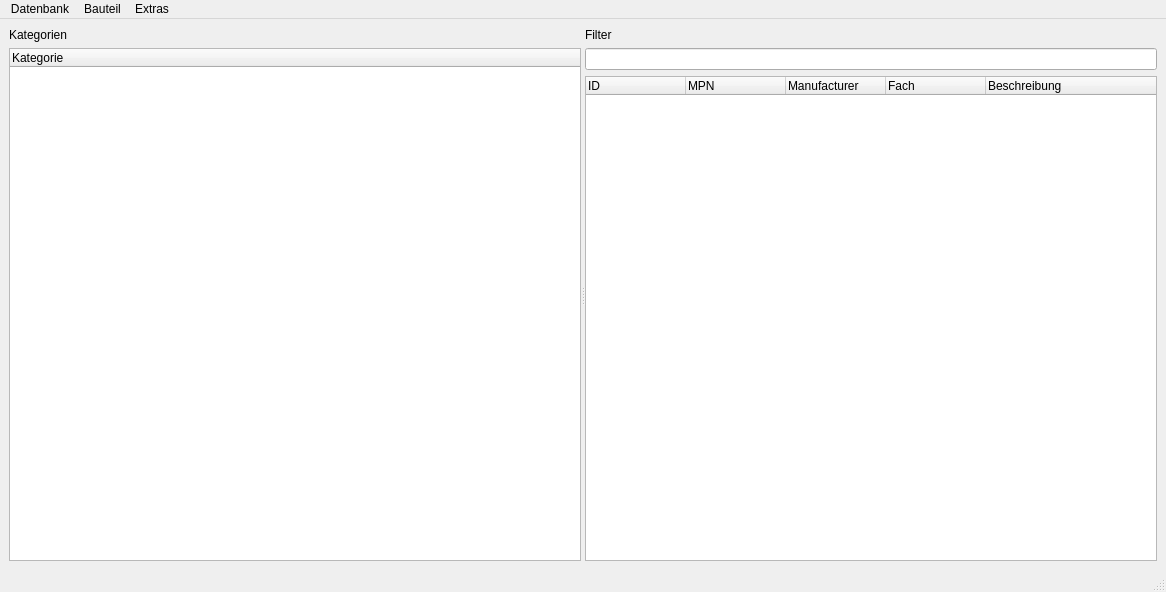
First picture: the form in mainwindow.ui, repository ArnePhotonics/EpartStocker, before the edit.
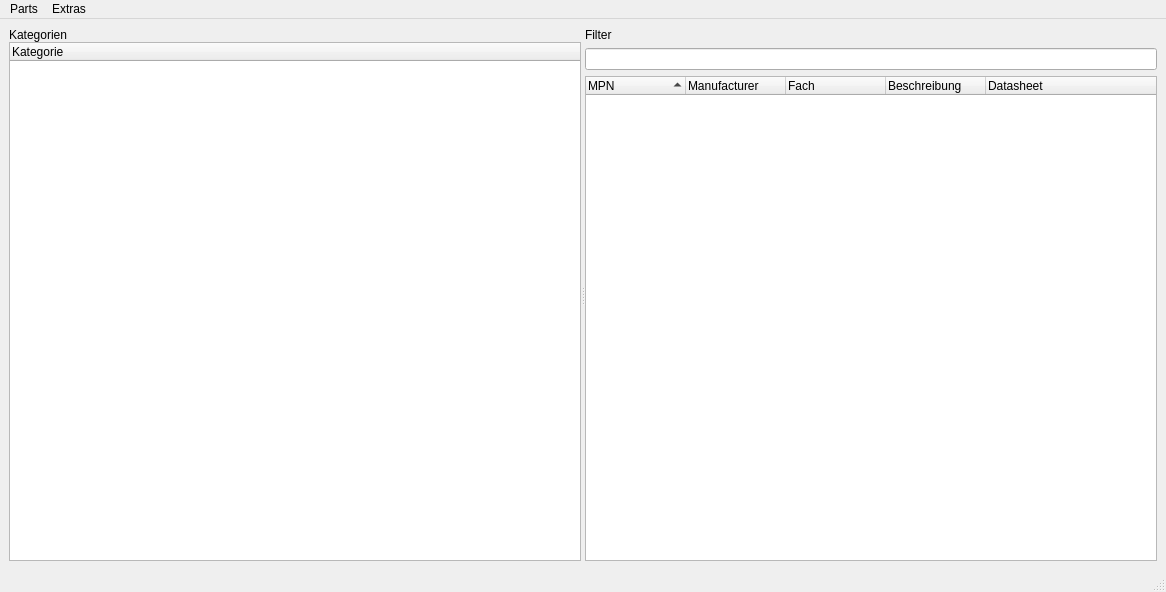
Second picture: the form after the edit.

```diff
--- a/mainwindow.ui
+++ b/mainwindow.ui
@@ -17,13 +17,28 @@
    <layout class="QGridLayout" name="gridLayout">
     <item row="0" column="0">
      <widget class="QSplitter" name="splitter">
+      <property name="sizePolicy">
+       <sizepolicy hsizetype="Expanding" vsizetype="Preferred">
+        <horstretch>0</horstretch>
+        <verstretch>0</verstretch>
+       </sizepolicy>
+      </property>
       <property name="orientation">
        <enum>Qt::Horizontal</enum>
       </property>
       <widget class="QWidget" name="verticalLayoutWidget">
        <layout class="QVBoxLayout" name="verticalLayout">
+        <property name="spacing">
+         <number>0</number>
+        </property>
         <item>
          <widget class="QLabel" name="label">
+          <property name="sizePolicy">
+           <sizepolicy hsizetype="Maximum" vsizetype="Preferred">
+            <horstretch>0</horstretch>
+            <verstretch>0</verstretch>
+           </sizepolicy>
+          </property>
           <property name="text">
            <string>Kategorien</string>
           </property>
@@ -31,6 +46,12 @@
         </item>
         <item>
          <widget class="QTreeWidget" name="treeWidget">
+          <property name="sizePolicy">
+           <sizepolicy hsizetype="Minimum" vsizetype="Expanding">
+            <horstretch>0</horstretch>
+            <verstretch>0</verstretch>
+           </sizepolicy>
+          </property>
           <column>
            <property name="text">
             <string notr="true">Kategorie</string>
@@ -54,11 +75,18 @@
         </item>
         <item>
          <widget class="QTreeWidget" name="treeTable">
-          <column>
-           <property name="text">
-            <string>ID</string>
-           </property>
-          </column>
+          <property name="alternatingRowColors">
+           <bool>true</bool>
+          </property>
+          <property name="sortingEnabled">
+           <bool>true</bool>
+          </property>
+          <attribute name="headerCascadingSectionResizes">
+           <bool>false</bool>
+          </attribute>
+          <attribute name="headerShowSortIndicator" stdset="0">
+           <bool>true</bool>
+          </attribute>
           <column>
            <property name="text">
             <string>MPN</string>
@@ -79,6 +107,11 @@
             <string>Beschreibung</string>
            </property>
           </column>
+          <column>
+           <property name="text">
+            <string>Datasheet</string>
+           </property>
+          </column>
          </widget>
         </item>
        </layout>
@@ -96,15 +129,9 @@
      <height>26</height>
     </rect>
    </property>
-   <widget class="QMenu" name="menuBauteil">
-    <property name="title">
-     <string>Bauteil</string>
-    </property>
-    <addaction name="actionneu"/>
-   </widget>
    <widget class="QMenu" name="menuDatenbank">
     <property name="title">
-     <string>Datenbank</string>
+     <string>Parts</string>
     </property>
     <addaction name="action_ffnen"/>
     <addaction name="actionSpeichern"/>
@@ -118,7 +145,6 @@
     <addaction name="actioninfo"/>
    </widget>
    <addaction name="menuDatenbank"/>
-   <addaction name="menuBauteil"/>
    <addaction name="menuExtras"/>
   </widget>
   <widget class="QStatusBar" name="statusbar"/>
```
Left out of the diff: 21 changed lines with no effect on the pictures.
